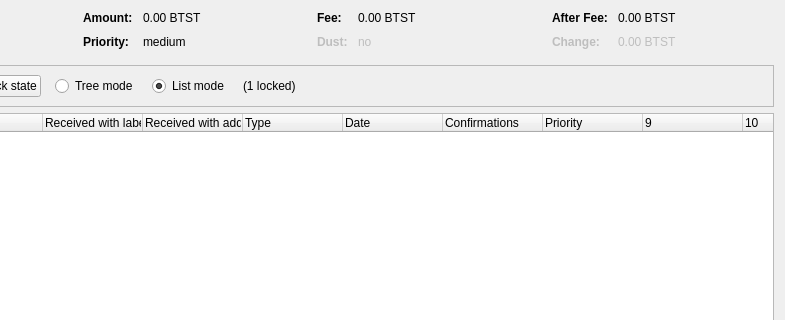
First picture: the form in src/qt/forms/coincontroldialog.ui, repository c0de0x/blocs, before the edit; both pictures show x 169 to 954 and y 0 to 320 of the 954 by 500 pixel window.
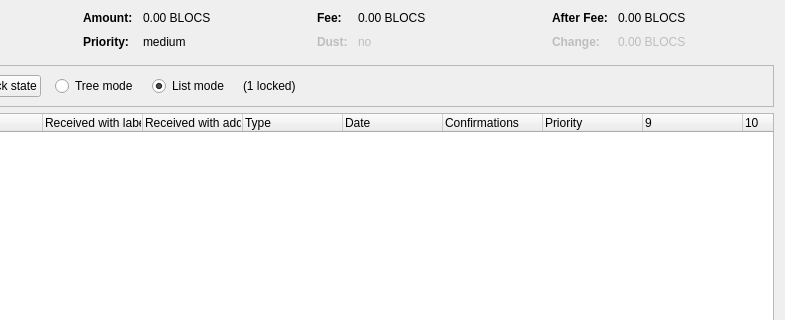
Second picture: the form after the edit. Custom widgets are drawn as their Qt base class.

Commit message: Rebranding from bitstats to blocs and dns seed update

```diff
--- a/src/qt/forms/coincontroldialog.ui
+++ b/src/qt/forms/coincontroldialog.ui
@@ -132,7 +132,7 @@
           <enum>Qt::ActionsContextMenu</enum>
          </property>
          <property name="text">
-          <string notr="true">0.00 BTST</string>
+          <string notr="true">0.00 BLOCS</string>
          </property>
          <property name="textInteractionFlags">
           <set>Qt::LinksAccessibleByMouse|Qt::TextSelectableByKeyboard|Qt::TextSelectableByMouse</set>
@@ -206,7 +206,7 @@
           <enum>Qt::ActionsContextMenu</enum>
          </property>
          <property name="text">
-          <string notr="true">0.00 BTST</string>
+          <string notr="true">0.00 BLOCS</string>
          </property>
          <property name="textInteractionFlags">
           <set>Qt::LinksAccessibleByMouse|Qt::TextSelectableByKeyboard|Qt::TextSelectableByMouse</set>
@@ -286,7 +286,7 @@
           <enum>Qt::ActionsContextMenu</enum>
          </property>
          <property name="text">
-          <string notr="true">0.00 BTST</string>
+          <string notr="true">0.00 BLOCS</string>
          </property>
          <property name="textInteractionFlags">
           <set>Qt::LinksAccessibleByMouse|Qt::TextSelectableByKeyboard|Qt::TextSelectableByMouse</set>
@@ -321,7 +321,7 @@
           <enum>Qt::ActionsContextMenu</enum>
          </property>
          <property name="text">
-          <string notr="true">0.00 BTST</string>
+          <string notr="true">0.00 BLOCS</string>
          </property>
          <property name="textInteractionFlags">
           <set>Qt::LinksAccessibleByMouse|Qt::TextSelectableByKeyboard|Qt::TextSelectableByMouse</set>
```
The commit also changes 352 other files.
